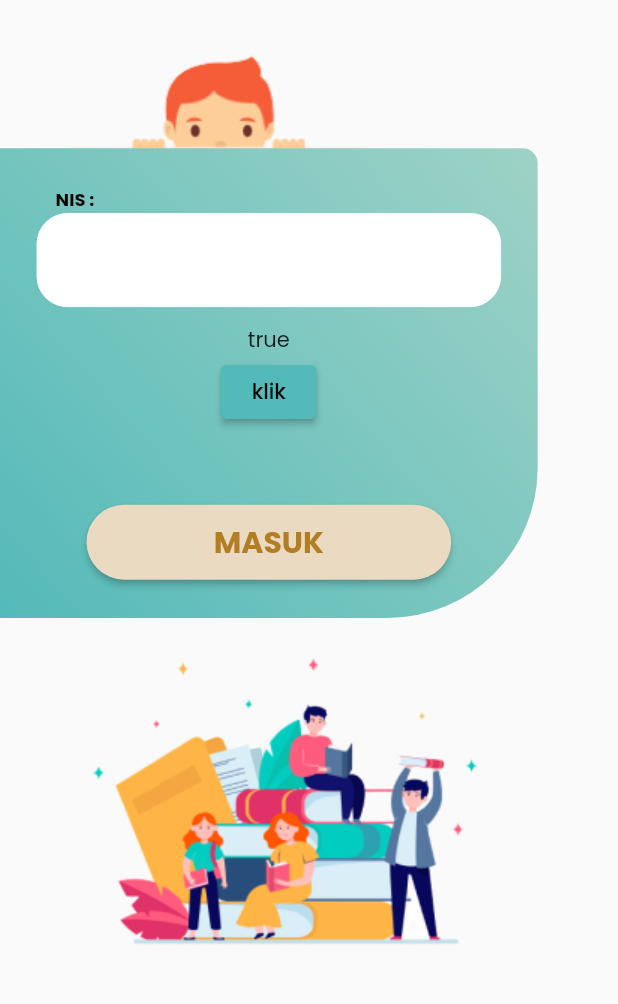
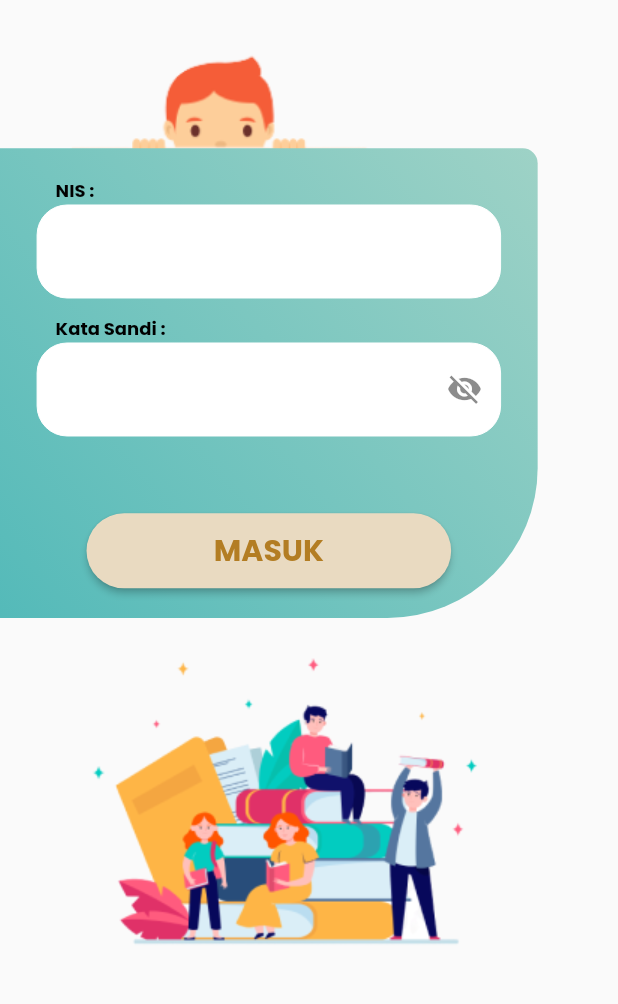
Before and after one commit to madmouse17/laraseksy-bloc, a Flutter app: the screen it shows after launch, on a phone screen of 412 x 824 dp, the part 206-1210 px from its top. Run offline on Flutter 3.47's test engine with Material 2 defaults, Android fonts, the phone set to English and light mode, and no system bars; drawn by our look-alikes of auto_size_text, rounded_loading_button; our stand-ins replace bloc, equatable, flutter_bloc, google_fonts, sizer.

Commit message:
bool done

```diff
--- a/lib/Login/bloc/login_bloc.dart
+++ b/lib/Login/bloc/login_bloc.dart
@@ -10,7 +10,7 @@ class LoginBloc extends Bloc<LoginEvent, LoginState> {
     on<SandiVisibleEvent>((event, emit) {
       print('onhandle ' + state.visible.toString());
       // Future.delayed(Duration(seconds: 2));
-      emit(SandiVisibleState(visible: state.visible = !state.visible));
+      emit(SandiVisibleState(visible:  !state.visible));
     });
   }
 }
--- a/lib/Login/views/components/boxLogin.dart
+++ b/lib/Login/views/components/boxLogin.dart
@@ -9,29 +9,13 @@ import 'package:laraseksy_bloc/utils/imageName.dart';
 import 'package:rounded_loading_button/rounded_loading_button.dart';
 import 'package:sizer/sizer.dart';
 
-class BoxLogin extends StatefulWidget {
-  BoxLogin({
-    Key? key,
-  }) : super(key: key);
-
-  @override
-  State<BoxLogin> createState() => _BoxLoginState();
-}
-
-class _BoxLoginState extends State<BoxLogin> {
+class BoxLogin extends StatelessWidget {
   final RoundedLoadingButtonController btnMasuk =
       RoundedLoadingButtonController();
 
   final TextEditingController nisText = TextEditingController();
 
   final TextEditingController sandiText = TextEditingController();
-  LoginBloc? loginB;
-  @override
-  void initState() {
-    // TODO: implement initState
-    super.initState();
-    loginB = BlocProvider.of<LoginBloc>(context);
-  }
 
   @override
   Widget build(BuildContext context) {
@@ -79,33 +63,20 @@ class _BoxLoginState extends State<BoxLogin> {
                         BlocBuilder<LoginBloc, LoginState>(
                           builder: (context, state) {
                             print('widget' + state.visible.toString());
-                            return Column(
-                              children: [
-                                Text(state.visible.toString()),
-                                ElevatedButton(
-                                    onPressed: () {
-                                      loginB!.add(SandiVisibleEvent());
-                                    },
-                                    child: Text('klik'))
-                              ],
+                            return CustomTextFormField(
+                              label: 'Kata Sandi :',
+                              controller: sandiText,
+                              obscureText: state.visible ? true : false,
+                              suffixIcon: IconButton(
+                                  onPressed: () {
+                                    context
+                                        .read<LoginBloc>()
+                                        .add(SandiVisibleEvent());
+                                  },
+                                  icon: state.visible
+                                      ? Icon(Icons.visibility_off)
+                                      : Icon(Icons.visibility)),
                             );
-
-                            //  CustomTextFormField(
-                            //   label: 'Kata Sandi :',
-                            //   controller: sandiText,
-                            //   obscureText: state.visible ? true : false,
-                            //   suffixIcon: IconButton(
-                            //       onPressed: () {
-                            //         loginB.add(SandiVisibleEvent());
-                            //         state.visible
-                            //             ? print('oke')
-                            //             : print('else');
-                            //         log(state.visible.toString());
-                            //       },
-                            //       icon: state.visible
-                            //           ? Icon(Icons.visibility_off)
-                            //           : Icon(Icons.visibility)),
-                            // );
                           },
                         ),
                       ],
```
